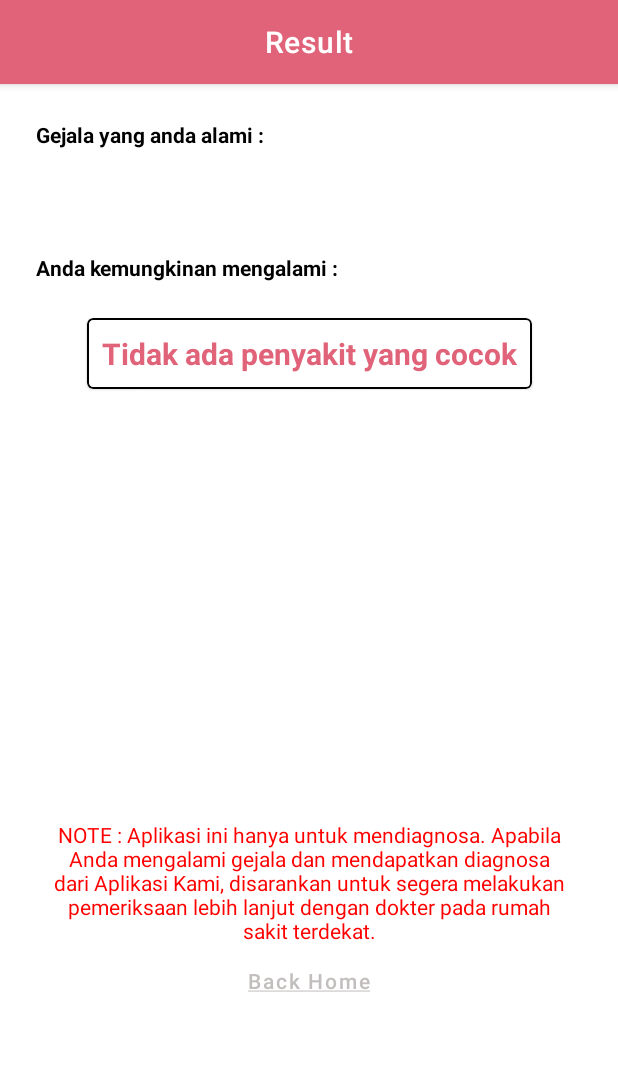
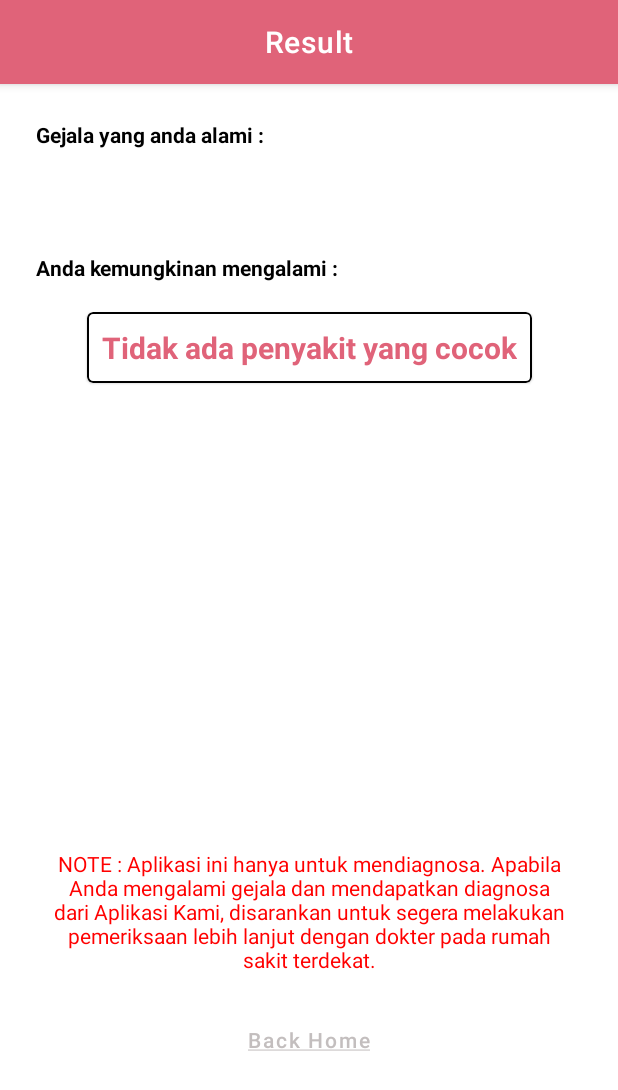
Before and after one commit to nabilqois/Sipala, an Android app: the HasilActivity screen opened directly, with no data from a screen before it, on a phone screen of 412 x 824 dp. Shown: the top 1090 px of the screen. Run offline under Robolectric (Android 15) with nearby library versions, the phone set to English and light mode, and no system bars; 1 statement that could not run was skipped.

Commit message:
set margin and padding at activity_hasil.xml

```diff
--- a/app/src/main/res/layout/activity_hasil.xml
+++ b/app/src/main/res/layout/activity_hasil.xml
@@ -37,6 +37,7 @@
             android:id="@+id/constraint_scroll"
             android:layout_width="match_parent"
             android:layout_height="wrap_content"
+            android:paddingBottom="10dp"
             app:layout_constraintStart_toStartOf="parent"
             app:layout_constraintEnd_toEndOf="parent">
 
@@ -87,7 +88,7 @@
                 style="@style/card_stroke"
                 android:layout_width="wrap_content"
                 android:layout_height="wrap_content"
-                android:layout_marginTop="24dp"
+                android:layout_marginTop="20dp"
                 app:layout_constraintTop_toBottomOf="@id/tv_penyakit_title"
                 app:layout_constraintStart_toStartOf="parent"
                 app:layout_constraintEnd_toEndOf="parent">
@@ -123,7 +124,7 @@
                 style="@style/txt_light_b_dark_w"
                 android:textStyle="bold"
                 android:layout_marginStart="24dp"
-                android:layout_marginTop="34dp"
+                android:layout_marginTop="30dp"
                 app:layout_constraintTop_toBottomOf="@id/tv_pengertian"
                 app:layout_constraintStart_toStartOf="parent" />
 
@@ -132,6 +133,7 @@
                 style="@style/txt_light_b_dark_w"
                 android:layout_width="match_parent"
                 android:layout_height="wrap_content"
+                android:layout_marginTop="10dp"
                 android:paddingStart="24dp"
                 android:paddingEnd="24dp"
                 tools:text="- Kondisi gula yang tidak terkontrol"
@@ -147,7 +149,7 @@
                 style="@style/txt_light_b_dark_w"
                 android:textStyle="bold"
                 android:layout_marginStart="24dp"
-                android:layout_marginTop="34dp"
+                android:layout_marginTop="30dp"
                 app:layout_constraintTop_toBottomOf="@id/tv_penyebab_list"
                 app:layout_constraintStart_toStartOf="parent" />
 
@@ -156,6 +158,7 @@
                 style="@style/txt_light_b_dark_w"
                 android:layout_width="match_parent"
                 android:layout_height="wrap_content"
+                android:layout_marginTop="10dp"
                 android:paddingStart="24dp"
                 android:paddingEnd="24dp"
                 tools:text="- Kondisi gula yang tidak terkontrol"
@@ -172,7 +175,7 @@
                 style="@style/txt_light_b_dark_w"
                 android:textStyle="bold"
                 android:layout_marginStart="24dp"
-                android:layout_marginTop="34dp"
+                android:layout_marginTop="30dp"
                 app:layout_constraintTop_toBottomOf="@id/tv_pengobatan_list"
                 app:layout_constraintStart_toStartOf="parent" />
 
@@ -181,6 +184,7 @@
                 style="@style/txt_light_b_dark_w"
                 android:layout_width="match_parent"
                 android:layout_height="wrap_content"
+                android:layout_marginTop="10dp"
                 android:paddingStart="24dp"
                 android:paddingEnd="24dp"
                 tools:text="- Kondisi gula yang tidak terkontrol"
@@ -199,7 +203,7 @@
                 android:paddingStart="30dp"
                 android:paddingEnd="30dp"
                 android:layout_marginBottom="10dp"
-                android:layout_marginTop="30dp"
+                android:layout_marginTop="35dp"
                 app:layout_constraintTop_toBottomOf="@id/tv_pencegahan_list"
                 app:layout_constraintStart_toStartOf="parent"
                 app:layout_constraintEnd_toEndOf="parent"/>
@@ -212,6 +216,7 @@
                 android:textColor="#FFC3BEBE"
                 android:textAllCaps="false"
                 style="?attr/borderlessButtonStyle"
+                android:layout_marginTop="20dp"
                 android:layout_marginBottom="20dp"
                 app:layout_constraintTop_toBottomOf="@id/tv_note"
                 app:layout_constraintStart_toStartOf="parent"
```
